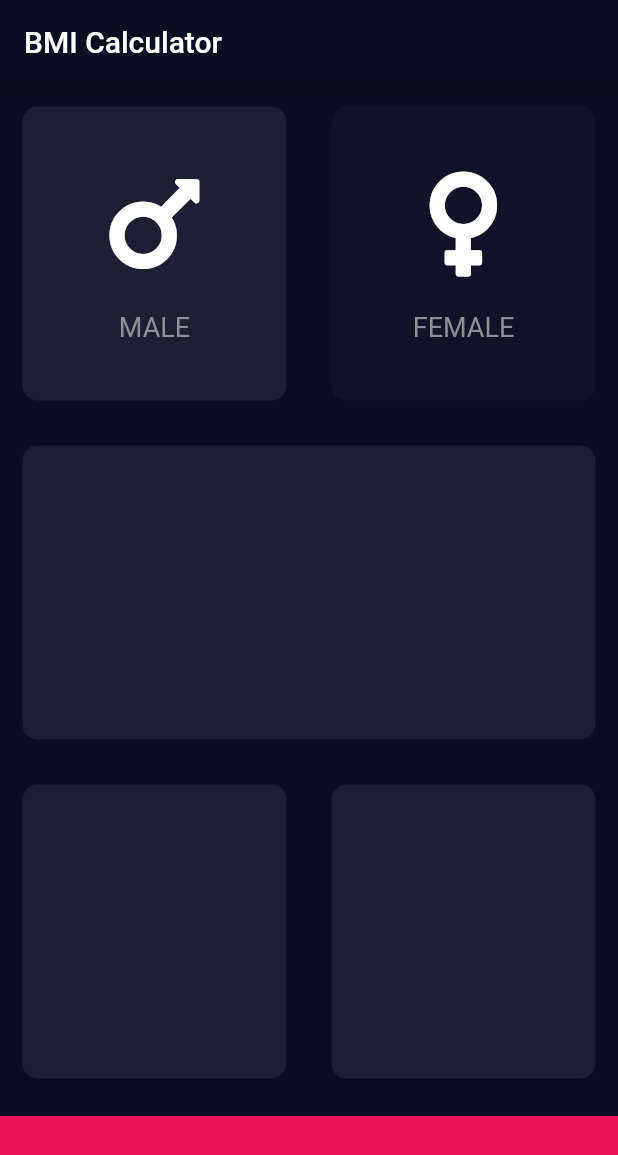
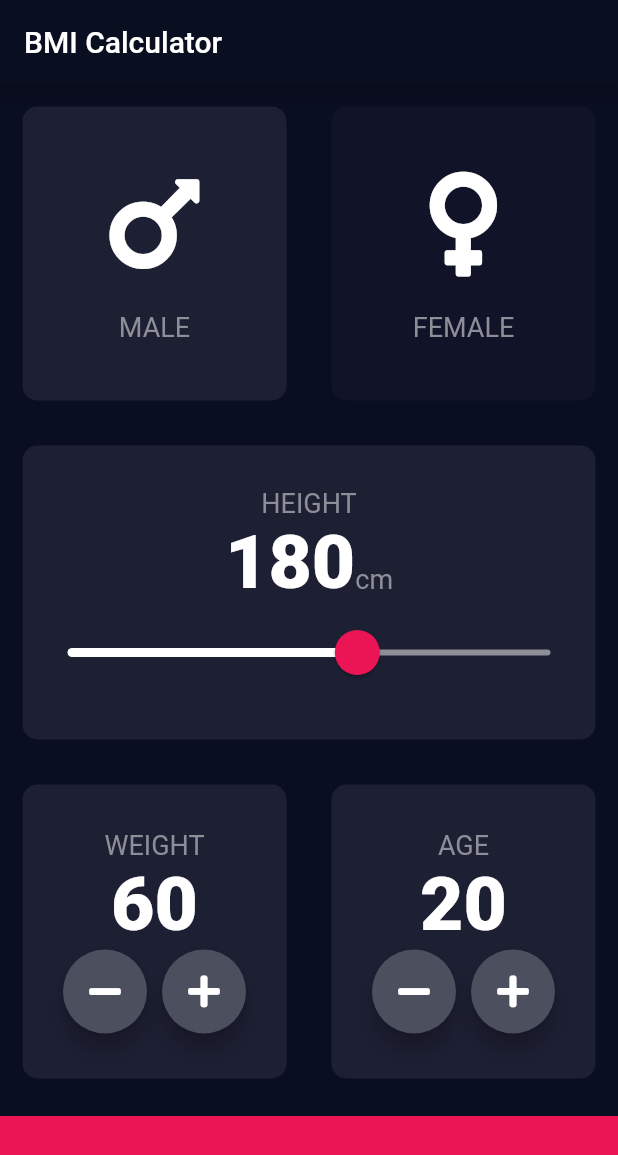
Before and after one commit to bullshitman/bmi_calculator, a Flutter app: the screen it shows after launch, after a tap on "MALE", on a phone screen of 412 x 824 dp. Shown: the top 1155 px of the screen. Run offline on Flutter 3.47's test engine with Material 2 defaults, Android fonts, the phone set to English and light mode, and no system bars; our stand-ins replace font_awesome_flutter.

Commit message:
input page is ready

```diff
--- /dev/null
+++ b/lib/constants.dart
@@ -0,0 +1,14 @@
+import 'package:flutter/material.dart';
+
+const kBottomContainerHeight = 80.0;
+const kBottomContainerColor = Color(0xFFEB1555);
+const kActiveCardColor = Color(0xFF1D1F33);
+const kInactiveCardColor = Color(0xFF111328);
+const kLabelTextStyle = TextStyle(
+  color: Color(0xFF8D8E98),
+  fontSize: 18.0,
+);
+const kNumberTextStyle = TextStyle(
+  fontSize: 50.0,
+  fontWeight: FontWeight.w900,
+);
--- a/lib/icon_content.dart
+++ b/lib/icon_content.dart
@@ -1,9 +1,5 @@
 import 'package:flutter/material.dart';
-
-const labelTextStyle = TextStyle(
-  color: Color(0xFF8D8E98),
-  fontSize: 18.0,
-);
+import 'constants.dart';
 
 class IconContent extends StatelessWidget {
   IconContent({this.label, this.icon});
@@ -22,7 +18,7 @@ class IconContent extends StatelessWidget {
         ),
         Text(
           label,
-          style: labelTextStyle,
+          style: kLabelTextStyle,
         ),
       ],
     );
--- a/lib/input_page.dart
+++ b/lib/input_page.dart
@@ -2,11 +2,8 @@ import 'package:flutter/material.dart';
 import 'package:font_awesome_flutter/font_awesome_flutter.dart';
 import 'icon_content.dart';
 import 'reusable_card.dart';
+import 'constants.dart';
 
-const bottomContainerHeight = 80.0;
-const bottomContainerColor = Color(0xFFEB1555);
-const activeCardsColor = Color(0xFF1D1F33);
-const inactiveCardColor = Color(0xFF111328);
 enum Gender {
   male,
   female,
@@ -18,21 +15,13 @@ class InputPage extends StatefulWidget {
 }
 
 class _InputPageState extends State<InputPage> {
-  Color maleCardColor = inactiveCardColor;
-  Color femaleCardColor = inactiveCardColor;
+  Color maleCardColor = kInactiveCardColor;
+  Color femaleCardColor = kInactiveCardColor;
 
-  void changeColor(Gender selectedGender) {
-    if (selectedGender == Gender.male) {
-      maleCardColor == inactiveCardColor
-          ? maleCardColor = activeCardsColor
-          : maleCardColor = inactiveCardColor;
-    }
-    if (selectedGender == Gender.female) {
-      femaleCardColor == inactiveCardColor
-          ? femaleCardColor = activeCardsColor
-          : femaleCardColor = inactiveCardColor;
-    }
-  }
+  Gender selectedGender;
+  int height = 180;
+  int weight = 60;
+  int age = 20;
 
   @override
   Widget build(BuildContext context) {
@@ -41,40 +30,41 @@ class _InputPageState extends State<InputPage> {
         title: Text('BMI Calculator'),
       ),
       body: Column(
+        crossAxisAlignment: CrossAxisAlignment.stretch,
         children: [
           Expanded(
             child: Row(
               children: [
                 Expanded(
-                  child: GestureDetector(
-                    onTap: () {
+                  child: ReusableCard(
+                    color: selectedGender == Gender.male
+                        ? kActiveCardColor
+                        : kInactiveCardColor,
+                    cardChild: IconContent(
+                      label: 'MALE',
+                      icon: FontAwesomeIcons.mars,
+                    ),
+                    onPress: () {
                       setState(() {
-                        changeColor(Gender.male);
+                        selectedGender = Gender.male;
                       });
                     },
-                    child: ReusableCard(
-                      color: maleCardColor,
-                      cardChild: IconContent(
-                        label: 'MALE',
-                        icon: FontAwesomeIcons.mars,
-                      ),
-                    ),
                   ),
                 ),
                 Expanded(
-                  child: GestureDetector(
-                    onTap: () {
+                  child: ReusableCard(
+                    color: selectedGender == Gender.female
+                        ? kActiveCardColor
+                        : kInactiveCardColor,
+                    cardChild: IconContent(
+                      label: 'FEMALE',
+                      icon: FontAwesomeIcons.venus,
+                    ),
+                    onPress: () {
                       setState(() {
-                        changeColor(Gender.female);
+                        selectedGender = Gender.female;
                       });
                     },
-                    child: ReusableCard(
-                      color: femaleCardColor,
-                      cardChild: IconContent(
-                        label: 'FEMALE',
-                        icon: FontAwesomeIcons.venus,
-                      ),
-                    ),
                   ),
                 ),
               ],
@@ -82,7 +72,54 @@ class _InputPageState extends State<InputPage> {
           ),
           Expanded(
             child: ReusableCard(
-              color: activeCardsColor,
+              color: kActiveCardColor,
+              cardChild: Column(
+                mainAxisAlignment: MainAxisAlignment.center,
+                children: [
+                  Text(
+                    'HEIGHT',
+                    style: kLabelTextStyle,
+                  ),
+                  Row(
+                    mainAxisAlignment: MainAxisAlignment.center,
+                    crossAxisAlignment: CrossAxisAlignment.baseline,
+                    textBaseline: TextBaseline.alphabetic,
+                    children: [
+                      Text(
+                        height.toString(),
+                        style: kNumberTextStyle,
+                      ),
+                      Text(
+                        'cm',
+                        style: kLabelTextStyle,
+                      ),
+                    ],
+                  ),
+                  SliderTheme(
+                    data: SliderTheme.of(context).copyWith(
+                      activeTrackColor: Colors.white,
+                      inactiveTrackColor: Color(0xFF8D8E98),
+                      thumbColor: Color(0xFFEB1555),
+                      overlayColor: Color(0x29EB1555),
+                      thumbShape: RoundSliderThumbShape(
+                        enabledThumbRadius: 15.0,
+                      ),
+                      overlayShape:
+                          RoundSliderOverlayShape(overlayRadius: 30.0),
+                    ),
+                    child: Slider(
+                      value: height.toDouble(),
+                      min: 120.0,
+                      max: 220.0,
+                      onChanged: (double newValue) {
+                        setState(() {
+                          height = newValue.round();
+                        });
+                      },
+                    ),
+                  ),
+                ],
+              ),
             ),
           ),
           Expanded(
@@ -90,12 +127,86 @@ class _InputPageState extends State<InputPage> {
               children: [
                 Expanded(
                   child: ReusableCard(
-                    color: activeCardsColor,
+                    color: kActiveCardColor,
+                    cardChild: Column(
+                      mainAxisAlignment: MainAxisAlignment.center,
+                      children: [
+                        Text(
+                          'WEIGHT',
+                          style: kLabelTextStyle,
+                        ),
+                        Text(
+                          weight.toString(),
+                          style: kNumberTextStyle,
+                        ),
+                        Row(
+                          mainAxisAlignment: MainAxisAlignment.center,
+                          children: [
+                            RoundIconButton(
+                              icon: FontAwesomeIcons.minus,
+                              onPress: () {
+                                setState(() {
+                                  weight--;
+                                });
+                              },
+                            ),
+                            SizedBox(
+                              width: 10.0,
+                            ),
+                            RoundIconButton(
+                              icon: FontAwesomeIcons.plus,
+                              onPress: () {
+                                setState(() {
+                                  weight++;
+                                });
+                              },
+                            ),
+                          ],
+                        ),
+                      ],
+                    ),
                   ),
                 ),
                 Expanded(
                   child: ReusableCard(
-                    color: activeCardsColor,
+                    color: kActiveCardColor,
+                    cardChild: Column(
+                      mainAxisAlignment: MainAxisAlignment.center,
+                      children: [
+                        Text(
+                          'AGE',
+                          style: kLabelTextStyle,
+                        ),
+                        Text(
+                          age.toString(),
+                          style: kNumberTextStyle,
+                        ),
+                        Row(
+                          mainAxisAlignment: MainAxisAlignment.center,
+                          children: [
+                            RoundIconButton(
+                              icon: FontAwesomeIcons.minus,
+                              onPress: () {
+                                setState(() {
+                                  age--;
+                                });
+                              },
+                            ),
+                            SizedBox(
+                              width: 10.0,
+                            ),
+                            RoundIconButton(
+                              icon: FontAwesomeIcons.plus,
+                              onPress: () {
+                                setState(() {
+                                  age++;
+                                });
+                              },
+                            ),
+                          ],
+                        ),
+                      ],
+                    ),
                   ),
                 ),
               ],
@@ -104,11 +215,33 @@ class _InputPageState extends State<InputPage> {
           Container(
             margin: EdgeInsets.only(top: 10.0),
             width: double.infinity,
-            height: bottomContainerHeight,
-            color: bottomContainerColor,
+            height: kBottomContainerHeight,
+            color: kBottomContainerColor,
           ),
         ],
       ),
     );
   }
 }
+
+class RoundIconButton extends StatelessWidget {
+  RoundIconButton({@required this.icon, @required this.onPress});
+
+  final IconData icon;
+  final Function onPress;
+
+  @override
+  Widget build(BuildContext context) {
+    return RawMaterialButton(
+      onPressed: onPress,
+      child: Icon(icon),
+      constraints: BoxConstraints.tightFor(
+        height: 56.0,
+        width: 56.0,
+      ),
+      shape: CircleBorder(),
+      elevation: 6.0,
+      fillColor: Color(0xFF4C4F5E),
+    );
+  }
+}
--- a/lib/reusable_card.dart
+++ b/lib/reusable_card.dart
@@ -1,18 +1,22 @@
 import 'package:flutter/material.dart';
 
 class ReusableCard extends StatelessWidget {
-  ReusableCard({@required this.color, this.cardChild});
+  ReusableCard({@required this.color, this.cardChild, this.onPress});
   final Color color;
   final Widget cardChild;
+  final Function onPress;
 
   @override
   Widget build(BuildContext context) {
-    return Container(
-      child: cardChild,
-      margin: EdgeInsets.all(15.0),
-      decoration: BoxDecoration(
-        color: color,
-        borderRadius: BorderRadius.circular(10.0),
+    return GestureDetector(
+      onTap: onPress,
+      child: Container(
+        child: cardChild,
+        margin: EdgeInsets.all(15.0),
+        decoration: BoxDecoration(
+          color: color,
+          borderRadius: BorderRadius.circular(10.0),
+        ),
       ),
     );
   }
```
